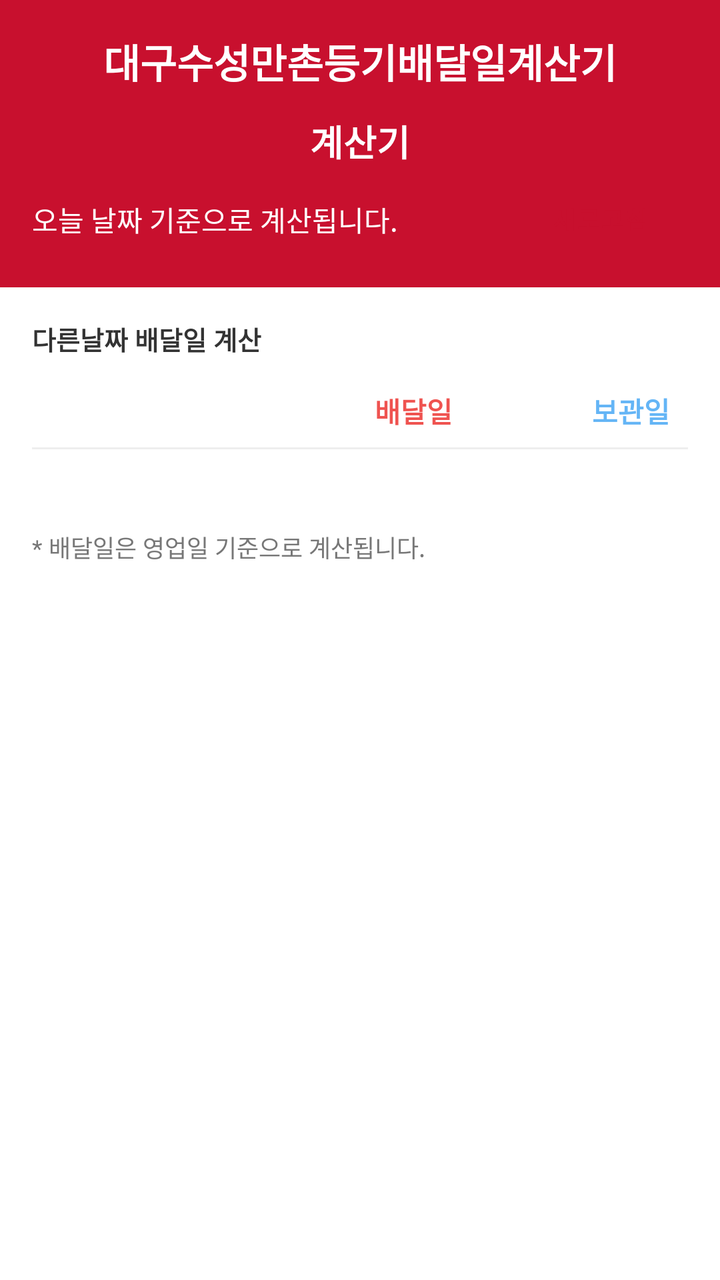
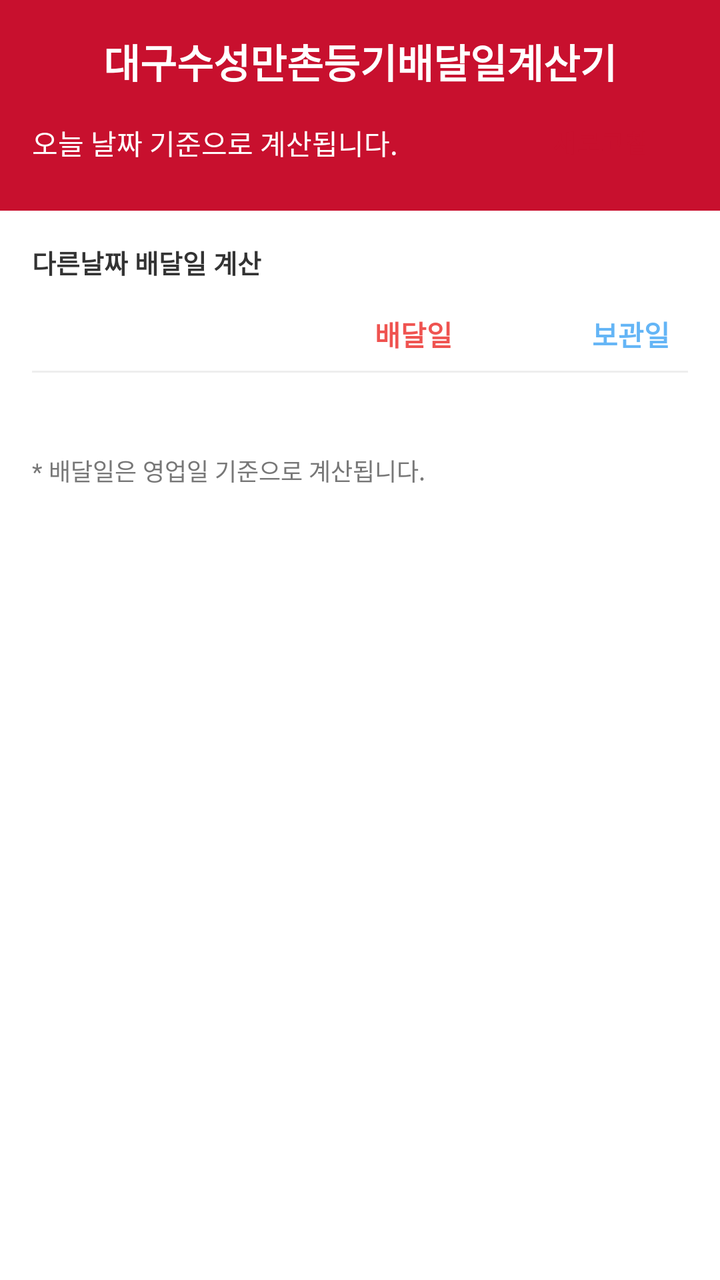

Compare the two renders of this Android layout. The source of the first and the diff that turns it into the second are given below.
<!-- AndroidManifest.xml: application theme Theme.BusinessDayCalculator -->
<!-- res/layout/fragment_calculator.xml -->
<?xml version="1.0" encoding="utf-8"?>
<LinearLayout xmlns:android="http://schemas.android.com/apk/res/android"
    android:layout_width="match_parent"
    android:layout_height="match_parent"
    android:orientation="vertical">

    
    <LinearLayout
        android:layout_width="match_parent"
        android:layout_height="wrap_content"
        android:background="@color/primary"
        android:orientation="vertical"
        android:padding="16dp">

        <TextView
            android:layout_width="match_parent"
            android:layout_height="wrap_content"
            android:text="@string/app_name"
            android:textColor="@color/white"
            android:textSize="20sp"
            android:textStyle="bold"
            android:gravity="center" />

        <TextView
            android:layout_width="match_parent"
            android:layout_height="wrap_content"
            android:text="@string/title_calculator"
            android:textColor="@color/white"
            android:textSize="18sp"
            android:textStyle="bold"
            android:gravity="center"
            android:layout_marginTop="12dp" />

        <LinearLayout
            android:layout_width="match_parent"
            android:layout_height="wrap_content"
            android:orientation="horizontal"
            android:gravity="center_vertical"
            android:layout_marginTop="8dp">

            <TextView
                android:id="@+id/tvDesc"
                android:layout_width="0dp"
                android:layout_height="wrap_content"
                android:layout_weight="1"
                android:text="@string/calculator_desc"
                android:textColor="@color/white"
                android:textSize="14sp" />

            <Button
                android:id="@+id/btnRefresh"
                android:layout_width="wrap_content"
                android:layout_height="36dp"
                android:backgroundTint="@color/white"
                android:text="새로고침"
                android:textSize="12sp"
                android:textStyle="bold"
                android:textColor="@color/primary"
                style="@style/Widget.MaterialComponents.Button.UnelevatedButton" />
        </LinearLayout>
    </LinearLayout>

    <ScrollView
        android:layout_width="match_parent"
        android:layout_height="0dp"
        android:layout_weight="1"
        android:padding="16dp">

        <LinearLayout
            android:id="@+id/calcContainer"
            android:layout_width="match_parent"
            android:layout_height="wrap_content"
            android:orientation="vertical">

            
            <TextView
                android:id="@+id/tvSelectCustomDate"
                android:layout_width="wrap_content"
                android:layout_height="wrap_content"
                android:text="다른날짜 배달일 계산"
                android:textColor="@color/text_main"
                android:textSize="13sp"
                android:textStyle="bold"
                android:paddingBottom="16dp"
                android:clickable="true"
                android:focusable="true"
                android:background="?attr/selectableItemBackground" />

            
            <LinearLayout
                android:layout_width="match_parent"
                android:layout_height="wrap_content"
                android:orientation="horizontal"
                android:paddingBottom="8dp"
                android:gravity="center_vertical">
                
                <TextView
                    android:id="@+id/tvBaseDateLabel"
                    android:layout_width="110dp"
                    android:layout_height="wrap_content"
                    android:textSize="12.5sp"
                    android:textStyle="bold"
                    android:textColor="@color/text_main" />

                <TextView
                    android:layout_width="0dp"
                    android:layout_height="wrap_content"
                    android:layout_weight="1"
                    android:text="@string/delivery_date"
                    android:textColor="@color/chip_green_border"
                    android:textStyle="bold"
                    android:gravity="center" />

                <TextView
                    android:layout_width="0dp"
                    android:layout_height="wrap_content"
                    android:layout_weight="0.35"
                    android:text="@string/storage_date"
                    android:textColor="@color/chip_blue_border"
                    android:textStyle="bold"
                    android:gravity="center" />
            </LinearLayout>

            <View
                android:layout_width="match_parent"
                android:layout_height="1dp"
                android:background="@color/divider"
                android:layout_marginBottom="16dp" />

            

            <TextView
                android:layout_width="match_parent"
                android:layout_height="wrap_content"
                android:layout_marginTop="24dp"
                android:text="@string/note_business_day"
                android:textColor="@color/text_secondary"
                android:textSize="12sp" />

        </LinearLayout>
    </ScrollView>
</LinearLayout>
<!-- resources referenced by this layout -->
<resources>
  <color name="chip_blue_border">#64B5F6</color>
  <color name="chip_green_border">#EF5350</color>
  <color name="divider">#EEEEEE</color>
  <color name="primary">#C8102E</color>
  <color name="text_main">#333333</color>
  <color name="text_secondary">#777777</color>
  <color name="white">#FFFFFFFF</color>
  <string name="app_name">대구수성만촌등기배달일계산기</string>
  <string name="calculator_desc">오늘 날짜 기준으로 계산됩니다.</string>
  <string name="delivery_date">배달일</string>
  <string name="note_business_day">* 배달일은 영업일 기준으로 계산됩니다.</string>
  <string name="storage_date">보관일</string>
  <string name="title_calculator">계산기</string>
  <style name="Theme.BusinessDayCalculator" parent="Base.Theme.BusinessDayCalculator" />
  <style name="Base.Theme.BusinessDayCalculator" parent="Theme.MaterialComponents.DayNight.DarkActionBar">
          
          <item name="colorPrimary">@color/primary</item>
          <item name="colorPrimaryVariant">@color/primary_variant</item>
          <item name="colorOnPrimary">@color/white</item>
          <item name="colorSecondary">@color/secondary</item>
      </style>
  <color name="primary_variant">#A00C24</color>
  <color name="secondary">#FFEBEE</color>
</resources>

<!-- the commit's change to res/layout/fragment_calculator.xml (unified diff, before → after) -->
@@ -21,15 +21,7 @@
             android:textStyle="bold"
             android:gravity="center" />
 
-        <TextView
-            android:layout_width="match_parent"
-            android:layout_height="wrap_content"
-            android:text="@string/title_calculator"
-            android:textColor="@color/white"
-            android:textSize="18sp"
-            android:textStyle="bold"
-            android:gravity="center"
-            android:layout_marginTop="12dp" />
+
 
         <LinearLayout
             android:layout_width="match_parent"
<!-- resource entries referenced after the edit -->
@@ -12,7 +12,6 @@
   <string name="delivery_date">배달일</string>
   <string name="note_business_day">* 배달일은 영업일 기준으로 계산됩니다.</string>
   <string name="storage_date">보관일</string>
-  <string name="title_calculator">계산기</string>
   <style name="Theme.BusinessDayCalculator" parent="Base.Theme.BusinessDayCalculator" />
   <style name="Base.Theme.BusinessDayCalculator" parent="Theme.MaterialComponents.DayNight.DarkActionBar">
           
